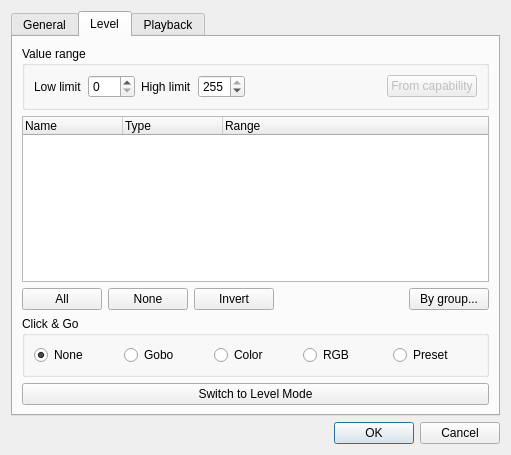
Qt form ui/src/vcsliderproperties.ui (mcallegari/qlcplus) before a commit.
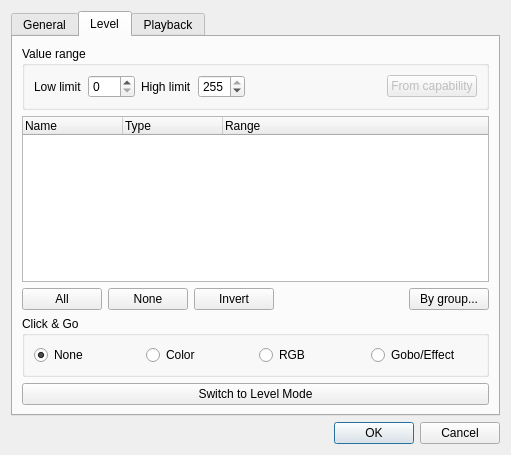
The same form after that commit. The open tabs and pages were chosen to show the change. Icons and pictures are not drawn.

Patch:
```diff
--- a/ui/src/vcsliderproperties.ui
+++ b/ui/src/vcsliderproperties.ui
@@ -381,13 +381,6 @@
             </property>
            </widget>
           </item>
-          <item>
-           <widget class="QRadioButton" name="m_cngGoboCheck">
-            <property name="text">
-             <string>Gobo</string>
-            </property>
-           </widget>
-          </item>
           <item>
            <widget class="QRadioButton" name="m_cngColorCheck">
             <property name="text">
@@ -405,7 +398,7 @@
           <item>
            <widget class="QRadioButton" name="m_cngPresetCheck">
             <property name="text">
-             <string>Preset</string>
+             <string>Gobo/Effect</string>
             </property>
            </widget>
           </item>
```
